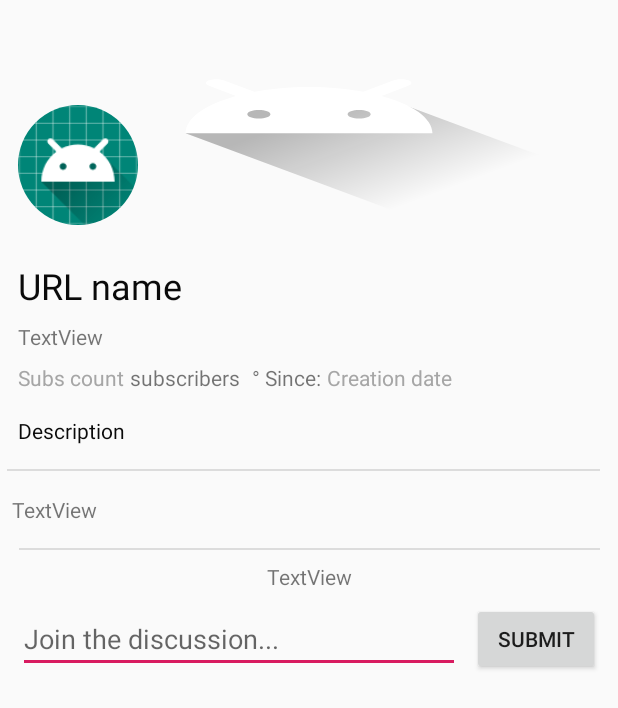
After one commit to Okabe94/NavacomReddit, an Android app: the layout activity_detail.xml on its own in the app's theme, with its tools: preview values and no code run, on a phone screen of 412 x 824 dp. The commit adds this screen. Shown: the top 708 px of the screen. Run offline under Robolectric (Android 15) with nearby library versions, the phone set to English and light mode, and no system bars.

Commit message:
Functional and useable
Only missing some minor details

```diff
--- a/app/build.gradle
+++ b/app/build.gradle
@@ -43,4 +43,6 @@ dependencies {
     implementation 'com.squareup.picasso:picasso:2.71828'
     // Circular images
     implementation 'de.hdodenhof:circleimageview:3.0.0'
+    // SnackBar
+    implementation 'com.android.support:design:27.1.1'
 }
--- /dev/null
+++ b/app/src/main/res/anim/slide_in_left.xml
@@ -0,0 +1,8 @@
+<?xml version="1.0" encoding="utf-8"?>
+
+<set xmlns:android="http://schemas.android.com/apk/res/android">
+    <translate
+            android:duration="@android:integer/config_mediumAnimTime"
+            android:fromXDelta="-100%p"
+            android:toXDelta="0" />
+</set>
--- /dev/null
+++ b/app/src/main/res/anim/slide_in_right.xml
@@ -0,0 +1,8 @@
+<?xml version="1.0" encoding="utf-8"?>
+
+<set xmlns:android="http://schemas.android.com/apk/res/android">
+    <translate
+            android:duration="@android:integer/config_mediumAnimTime"
+            android:fromXDelta="100%p"
+            android:toXDelta="0" />
+</set>
--- /dev/null
+++ b/app/src/main/res/anim/slide_out_right.xml
@@ -0,0 +1,8 @@
+<?xml version="1.0" encoding="utf-8"?>
+
+<set xmlns:android="http://schemas.android.com/apk/res/android">
+    <translate
+            android:duration="@android:integer/config_mediumAnimTime"
+            android:fromXDelta="0"
+            android:toXDelta="100%p" />
+</set>
--- /dev/null
+++ b/app/src/main/res/layout/activity_detail.xml
@@ -0,0 +1,151 @@
+<?xml version="1.0" encoding="utf-8"?>
+<android.support.constraint.ConstraintLayout xmlns:android="http://schemas.android.com/apk/res/android"
+                                             xmlns:app="http://schemas.android.com/apk/res-auto"
+                                             android:layout_width="match_parent"
+                                             android:layout_height="match_parent"
+                                             xmlns:tools="http://schemas.android.com/tools"
+                                             android:id="@+id/constraintLayout_Detail" android:orientation="vertical">
+
+    <ScrollView
+            android:layout_width="match_parent"
+            android:layout_height="match_parent" app:layout_constraintStart_toStartOf="parent"
+            app:layout_constraintTop_toTopOf="parent" app:layout_constraintEnd_toEndOf="parent"
+            app:layout_constraintBottom_toBottomOf="parent" app:layout_constraintHorizontal_bias="0.0"
+            app:layout_constraintVertical_bias="1.0" android:layout_marginStart="4dp" android:layout_marginEnd="4dp">
+        <android.support.constraint.ConstraintLayout android:layout_width="match_parent"
+                                                     android:layout_height="wrap_content">
+            <ImageView
+                    android:layout_width="match_parent"
+                    android:layout_height="150dp" tools:srcCompat="@tools:sample/backgrounds/scenic"
+                    android:id="@+id/imageView_DetailBanner" app:layout_constraintTop_toTopOf="parent"
+                    app:layout_constraintStart_toStartOf="parent" app:layout_constraintEnd_toEndOf="parent"
+                    app:srcCompat="@drawable/ic_launcher_foreground" android:scaleType="fitXY"/>
+            <de.hdodenhof.circleimageview.CircleImageView
+                    android:layout_width="80dp"
+                    android:layout_height="80dp" tools:srcCompat="@tools:sample/avatars"
+                    android:id="@+id/imageView_DetailCommunityIcon"
+                    app:layout_constraintStart_toStartOf="parent" android:layout_marginStart="8dp"
+                    app:srcCompat="@mipmap/ic_launcher"
+                    app:layout_constraintBottom_toBottomOf="@+id/imageView_DetailBanner"/>
+            <TextView
+                    android:text="Creation date"
+                    android:layout_width="wrap_content"
+                    android:layout_height="wrap_content"
+                    android:id="@+id/textView_DetailCreationDate"
+                    android:textColor="@color/gray"
+                    app:layout_constraintStart_toEndOf="@+id/textView_Separator" android:layout_marginStart="4dp"
+                    app:layout_constraintTop_toBottomOf="@+id/textVIew_HeaderTitle" android:layout_marginTop="8dp"/>
+            <View
+                    android:id="@+id/divider"
+                    android:layout_width="395dp"
+                    android:layout_height="1dp"
+                    android:background="?android:attr/listDivider"
+                    app:layout_constraintStart_toStartOf="parent"
+                    android:layout_marginStart="8dp" app:layout_constraintEnd_toEndOf="parent"
+                    android:layout_marginEnd="8dp"
+                    app:layout_constraintHorizontal_bias="1.0"
+                    android:layout_marginTop="16dp" app:layout_constraintTop_toBottomOf="@+id/textView_Description"
+            />
+            <TextView
+                    android:text="@string/since"
+                    android:layout_width="wrap_content"
+                    android:layout_height="wrap_content"
+                    android:id="@+id/textView_Separator"
+                    app:layout_constraintStart_toEndOf="@+id/textView_SubscriberText"
+                    android:layout_marginStart="8dp"
+                    app:layout_constraintEnd_toStartOf="@+id/textView_DetailCreationDate"
+                    app:layout_constraintHorizontal_chainStyle="spread_inside"
+                    app:layout_constraintTop_toBottomOf="@+id/textVIew_HeaderTitle" android:layout_marginTop="8dp"/>
+            <TextView
+                    android:text="Subs count"
+                    android:layout_width="wrap_content"
+                    android:layout_height="wrap_content"
+                    android:id="@+id/textView_DetailSubscribers" app:layout_constraintStart_toStartOf="parent"
+                    android:layout_marginStart="8dp"
+                    android:textColor="@color/gray" app:layout_constraintTop_toBottomOf="@+id/textVIew_HeaderTitle"
+                    android:layout_marginTop="8dp"/>
+            <TextView
+                    android:text="Description"
+                    android:layout_width="wrap_content"
+                    android:layout_height="wrap_content"
+                    android:id="@+id/textView_Description"
+                    app:layout_constraintStart_toStartOf="parent"
+                    android:layout_marginStart="8dp"
+                    android:layout_marginTop="16dp"
+                    app:layout_constraintTop_toBottomOf="@+id/textView_DetailSubscribers"
+                    android:textColor="@color/black"/>
+            <TextView
+                    android:text="@string/subscribers"
+                    android:layout_width="wrap_content"
+                    android:layout_height="wrap_content"
+                    android:id="@+id/textView_SubscriberText"
+                    app:layout_constraintStart_toEndOf="@+id/textView_DetailSubscribers"
+                    app:layout_constraintTop_toBottomOf="@+id/textVIew_HeaderTitle" android:layout_marginTop="8dp"
+                    android:layout_marginStart="4dp"/>
+            <TextView
+                    android:layout_width="wrap_content"
+                    android:layout_height="wrap_content"
+                    android:id="@+id/textView_DetailName"
+                    android:textSize="24sp"
+                    android:text="URL name" android:textColor="@color/black"
+                    android:layout_marginTop="24dp"
+                    app:layout_constraintTop_toBottomOf="@+id/imageView_DetailCommunityIcon"
+                    app:layout_constraintStart_toStartOf="parent"
+                    android:layout_marginStart="8dp"/>
+            <TextView
+                    android:layout_width="0dp"
+                    android:layout_height="wrap_content"
+                    android:id="@+id/textView_DetailContent"
+                    android:text="TextView"
+                    app:layout_constraintTop_toBottomOf="@+id/divider"
+                    app:layout_constraintStart_toStartOf="parent" app:layout_constraintEnd_toEndOf="parent"
+                    android:layout_marginStart="4dp"
+                    android:layout_marginEnd="4dp" android:layout_marginTop="16dp"/>
+            <EditText
+                    android:layout_width="0dp"
+                    android:layout_height="wrap_content"
+                    android:inputType="textMultiLine"
+                    android:ems="10"
+                    android:id="@+id/editText_Comment"
+                    android:layout_marginStart="8dp"
+                    app:layout_constraintStart_toStartOf="parent"
+                    app:layout_constraintBottom_toBottomOf="parent"
+                    android:layout_marginEnd="8dp" app:layout_constraintEnd_toStartOf="@+id/button_Submit"
+                    app:layout_constraintHorizontal_bias="1.0" android:layout_marginTop="8dp"
+                    app:layout_constraintTop_toBottomOf="@+id/textView_Hint" android:hint="@string/comment"/>
+            <Button
+                    android:text="@string/submit"
+                    android:layout_width="85dp"
+                    android:layout_height="wrap_content"
+                    android:id="@+id/button_Submit" app:layout_constraintEnd_toEndOf="parent"
+                    android:layout_marginEnd="8dp"
+                    app:layout_constraintBottom_toBottomOf="parent"
+                    tools:text="@string/submit" android:layout_marginTop="8dp"
+                    app:layout_constraintTop_toBottomOf="@+id/textView_Hint"/>
+            <TextView
+                    android:text="TextView"
+                    android:layout_width="wrap_content"
+                    android:layout_height="wrap_content"
+                    android:id="@+id/textView_Hint"
+                    app:layout_constraintEnd_toEndOf="parent" android:layout_marginEnd="8dp"
+                    app:layout_constraintStart_toStartOf="parent" android:layout_marginStart="8dp"
+                    app:layout_constraintTop_toBottomOf="@+id/divider2" android:layout_marginTop="8dp"/>
+            <View
+                    android:id="@+id/divider2"
+                    android:layout_width="387dp"
+                    android:layout_height="1dp"
+                    android:background="?android:attr/listDivider"
+                    app:layout_constraintStart_toStartOf="parent"
+                    app:layout_constraintEnd_toEndOf="parent"
+                    app:layout_constraintTop_toBottomOf="@+id/textView_DetailContent" android:layout_marginTop="16dp"/>
+            <TextView
+                    android:text="TextView"
+                    android:layout_width="wrap_content"
+                    android:layout_height="wrap_content"
+                    android:id="@+id/textVIew_HeaderTitle" android:layout_marginTop="8dp"
+                    app:layout_constraintTop_toBottomOf="@+id/textView_DetailName"
+                    app:layout_constraintStart_toStartOf="parent" android:layout_marginStart="8dp"/>
+        </android.support.constraint.ConstraintLayout>
+    </ScrollView>
+
+</android.support.constraint.ConstraintLayout>
--- a/app/src/main/res/layout/detail_row.xml
+++ /dev/null
@@ -1,6 +0,0 @@
-<?xml version="1.0" encoding="utf-8"?>
-<android.support.constraint.ConstraintLayout xmlns:android="http://schemas.android.com/apk/res/android"
-              android:layout_width="match_parent"
-              android:layout_height="match_parent">
-
-</android.support.constraint.ConstraintLayout>
--- a/app/src/main/res/values/colors.xml
+++ b/app/src/main/res/values/colors.xml
@@ -1,6 +1,6 @@
 <?xml version="1.0" encoding="utf-8"?>
 <resources>
-    <color name="colorPrimary">#008577</color>
+    <color name="colorPrimary">#FF4500</color>
     <color name="colorPrimaryDark">#00574B</color>
     <color name="colorAccent">#D81B60</color>
     <color name="black">#0A0A0A</color>
--- a/app/src/main/res/values/strings.xml
+++ b/app/src/main/res/values/strings.xml
@@ -1,4 +1,7 @@
 <resources>
     <string name="app_name">Navacom Reddit</string>
     <string name="subscribers"> subscribers</string>
+    <string name="since"> ° Since: </string>
+    <string name="submit">Submit</string>
+    <string name="comment">Join the discussion...</string>
 </resources>
--- a/app/src/main/res/values/styles.xml
+++ b/app/src/main/res/values/styles.xml
@@ -6,6 +6,13 @@
         <item name="colorPrimary">@color/colorPrimary</item>
         <item name="colorPrimaryDark">@color/colorPrimaryDark</item>
         <item name="colorAccent">@color/colorAccent</item>
+        <item name="android:windowAnimationStyle">@style/ActivityAnimation</item>
+    </style>
+    <style name="ActivityAnimation" parent="@android:style/Animation.Activity">
+        <item name="android:activityOpenEnterAnimation">@anim/slide_in_right</item>
+        <item name="android:activityCloseEnterAnimation">@anim/slide_out_right</item>
+        <item name="android:activityOpenExitAnimation">@anim/slide_out_right</item>
+        <item name="android:activityCloseExitAnimation">@anim/slide_in_left</item>
     </style>
 
 </resources>
```
Also changed, not shown: app/src/main/java/com/example/navacomreddit/DetailPost.kt (+9 -26 lines), app/src/main/java/com/example/navacomreddit/DetailSetUp.kt (added, +49 -0 lines), app/src/main/java/com/example/navacomreddit/MainActivity.kt (+9 -4 lines), app/src/main/java/com/example/navacomreddit/PostAdapter.kt (renamed from app/src/main/java/com/example/navacomreddit/Reddit.kt, +10 -16 lines), app/src/main/java/com/example/navacomreddit/ViewHolder.kt (added, +38 -0 lines), app/src/main/res/anim/slide_out_left.xml (added, +8 -0 lines), app/src/main/res/layout/post_row.xml (+15 -15 lines).
